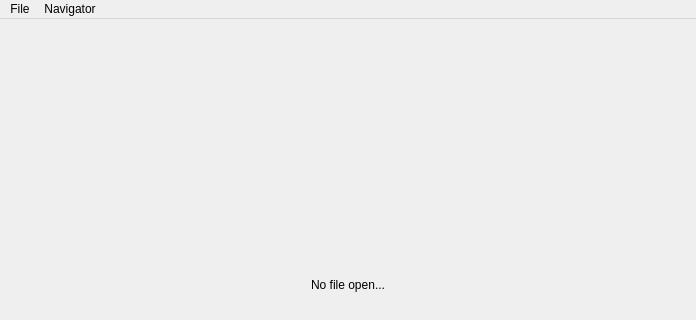
First picture: the form in metro/mainwindow.ui, repository SergeyBrian/metro, before the edit; both pictures show x 0 to 696 and y 0 to 320 of the 696 by 550 pixel window.
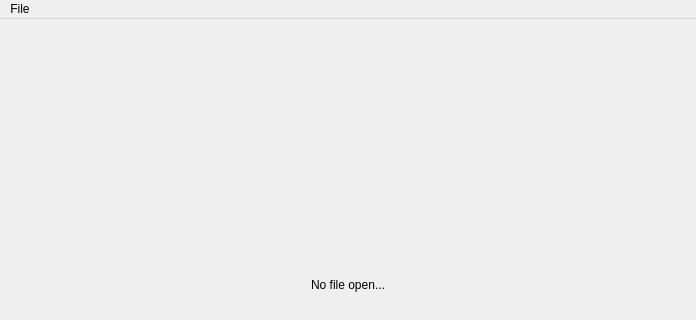
Second picture: the form after the edit.

```diff
--- a/metro/mainwindow.ui
+++ b/metro/mainwindow.ui
@@ -47,17 +47,8 @@
     <addaction name="actionNew"/>
     <addaction name="actionOpen"/>
     <addaction name="actionOpen_recent"/>
-    <addaction name="actionSave"/>
-    <addaction name="actionSave_as"/>
-   </widget>
-   <widget class="QMenu" name="menuNavigator">
-    <property name="title">
-     <string>Navigator</string>
-    </property>
-    <addaction name="actionBuild"/>
    </widget>
    <addaction name="menuFile"/>
-   <addaction name="menuNavigator"/>
   </widget>
   <action name="actionHello">
    <property name="text">
```
